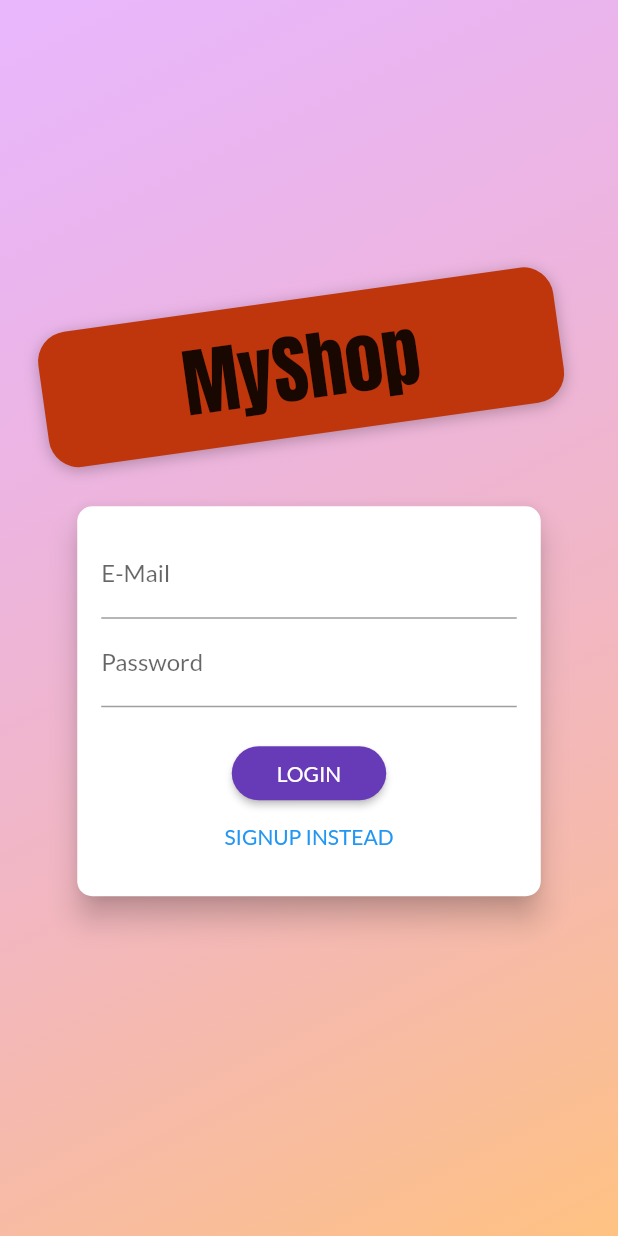
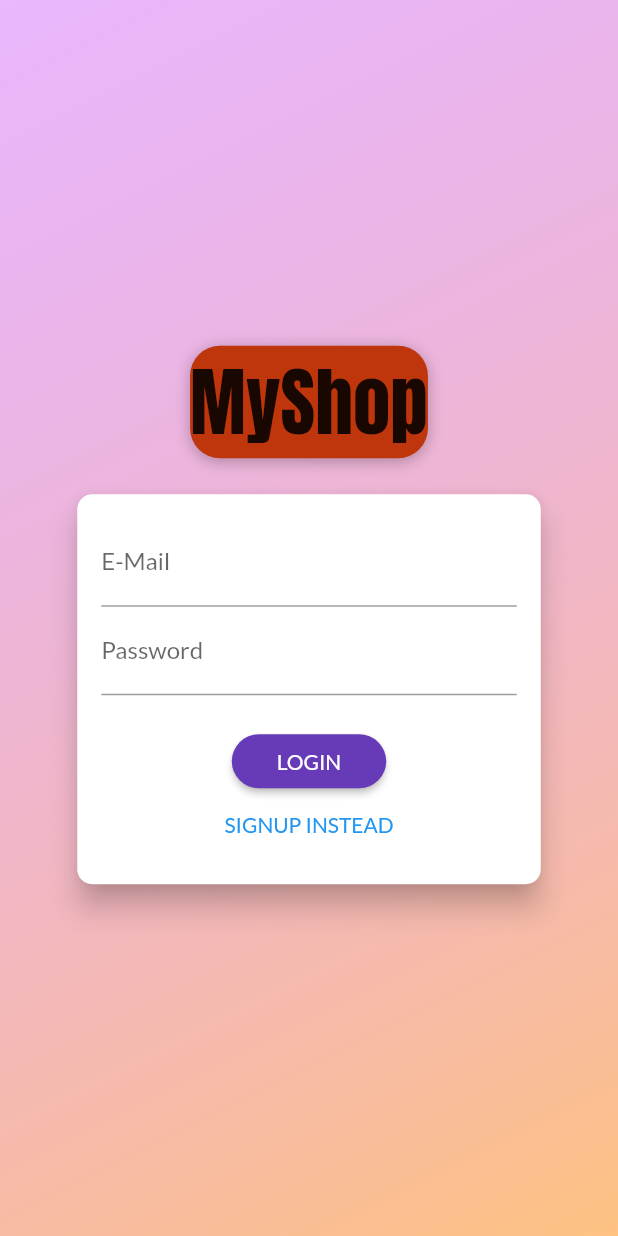
Before and after one commit to pnaskardev/E-Commerce-App, a Flutter app: the screen it shows after launch, on a phone screen of 412 x 824 dp. Run offline on Flutter 3.47's test engine with Material 2 defaults, Android fonts, the phone set to English and light mode, and no system bars; our stand-ins replace firebase_core, google_fonts; missing offline and left inert: dart:ffi; accounts and stored records are empty.

Commit message:
suth screen added logic part is remaining

```diff
--- a/lib/screens/auth_screen.dart
+++ b/lib/screens/auth_screen.dart
@@ -58,9 +58,9 @@ class AuthScreen extends StatelessWidget
                       child: Container
                       (
                         margin: const EdgeInsets.only(bottom: 20.0),
-                        padding: const EdgeInsets.symmetric(vertical: 8.0, horizontal: 94.0),
-                        transform: Matrix4.rotationZ(-8 * pi / 180)
-                          ..translate(-10.0),
+                        // padding: const EdgeInsets.symmetric(vertical: 8.0, horizontal: 94.0),
+                        // transform: Matrix4.rotationZ(-8 * pi / 180)
+                        //   ..translate(-10.0),
                         // ..translate(-10.0),
                         decoration: BoxDecoration
                         (
@@ -92,6 +92,7 @@ class AuthScreen extends StatelessWidget
                             fontWeight: FontWeight.normal
                           ),
                         ),
+                        // child: Icon(),
                       ),
                     ),
                     Flexible
```
Also changed, not shown: lib/providers/auth.dart (added).
